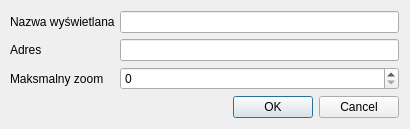
The window that src/settings/osmlayerdialog.ui (fotorelacjonusz/classic) describes before a commit, drawn with Qt 5.
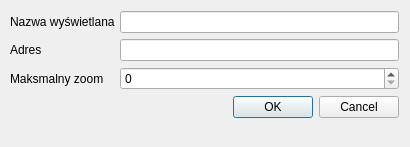
The same window after the commit.

The edit to the form file:
```diff
--- a/src/settings/osmlayerdialog.ui
+++ b/src/settings/osmlayerdialog.ui
@@ -7,7 +7,7 @@
     <x>0</x>
     <y>0</y>
     <width>410</width>
-    <height>111</height>
+    <height>147</height>
    </rect>
   </property>
   <property name="windowTitle">
```
